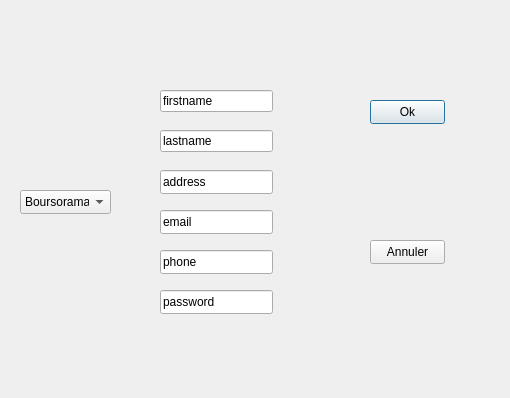
Above: dialog.ui from DjallalChafai/gestion-banque before the change. Below: the same form after it.
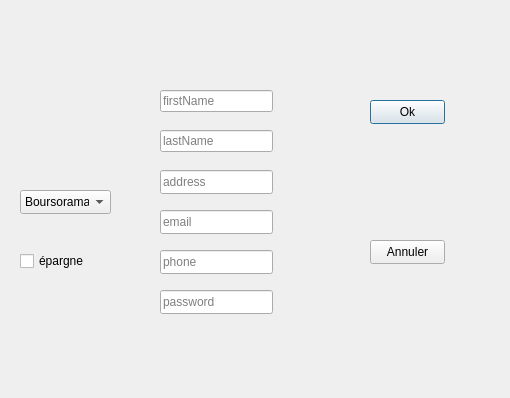
That is the form after the change.

Commit message: épargne fait partiellement

Patch:
```diff
--- a/dialog.ui
+++ b/dialog.ui
@@ -22,8 +22,8 @@
      <height>22</height>
     </rect>
    </property>
-   <property name="text">
-    <string>firstname</string>
+   <property name="placeholderText">
+    <string>firstName</string>
    </property>
   </widget>
   <widget class="QLineEdit" name="lastName">
@@ -35,8 +35,8 @@
      <height>22</height>
     </rect>
    </property>
-   <property name="text">
-    <string>lastname</string>
+   <property name="placeholderText">
+    <string>lastName</string>
    </property>
   </widget>
   <widget class="QPushButton" name="Ok">
@@ -99,7 +99,7 @@
      <height>24</height>
     </rect>
    </property>
-   <property name="text">
+   <property name="placeholderText">
     <string>address</string>
    </property>
   </widget>
@@ -112,7 +112,7 @@
      <height>24</height>
     </rect>
    </property>
-   <property name="text">
+   <property name="placeholderText">
     <string>email</string>
    </property>
   </widget>
@@ -125,7 +125,7 @@
      <height>24</height>
     </rect>
    </property>
-   <property name="text">
+   <property name="placeholderText">
     <string>phone</string>
    </property>
   </widget>
@@ -138,10 +138,23 @@
      <height>24</height>
     </rect>
    </property>
-   <property name="text">
+   <property name="placeholderText">
     <string>password</string>
    </property>
   </widget>
+  <widget class="QCheckBox" name="epargne">
+   <property name="geometry">
+    <rect>
+     <x>20</x>
+     <y>250</y>
+     <width>77</width>
+     <height>22</height>
+    </rect>
+   </property>
+   <property name="text">
+    <string>épargne</string>
+   </property>
+  </widget>
  </widget>
  <resources/>
  <connections/>
```
The commit also changes 21 other files.
